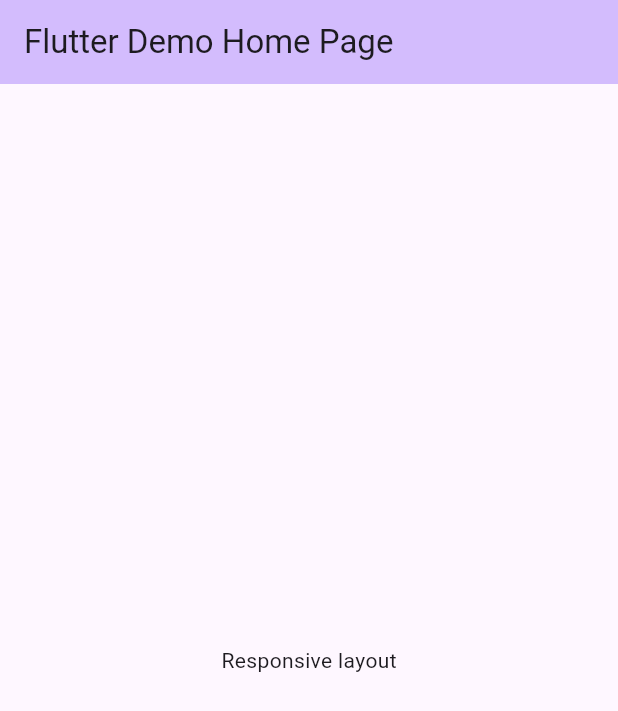
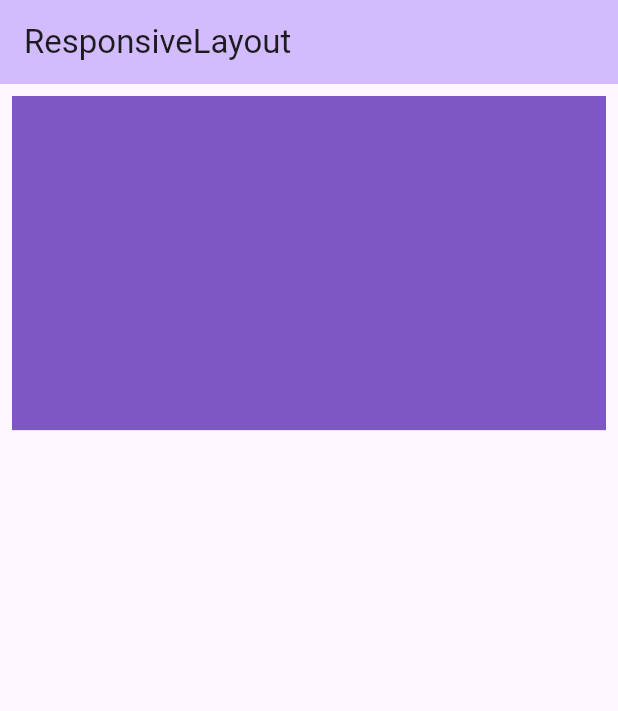
Before and after one commit to roxshivamsingh/flutter-responsive-layout, a Flutter app: the screen it shows after launch, on a phone screen of 412 x 824 dp. Shown: the top 711 px of the screen. Run offline on Flutter 3.47's test engine with Material 3 defaults, Android fonts, the phone set to English and light mode, and no system bars.

Commit message:
FIXED: Flutter > App - responsive layout widget;

```diff
--- a/lib/main.dart
+++ b/lib/main.dart
@@ -30,7 +30,7 @@
         // tested with just a hot reload.
         colorScheme: ColorScheme.fromSeed(seedColor: Colors.deepPurple),
       ),
-      home: const MyHomePage(title: 'Flutter Demo Home Page'),
+      home: const MyHomePage(title: 'ResponsiveLayout'),
     );
   }
 }
@@ -54,27 +54,9 @@
 }
 
 class _MyHomePageState extends State<MyHomePage> {
-  int _counter = 0;
-
-  void _incrementCounter() {
-    setState(() {
-      // This call to setState tells the Flutter framework that something has
-      // changed in this State, which causes it to rerun the build method below
-      // so that the display can reflect the updated values. If we changed
-      // _counter without calling setState(), then the build method would not be
-      // called again, and so nothing would appear to happen.
-      _counter++;
-    });
-  }
 
   @override
   Widget build(BuildContext context) {
-    // This method is rerun every time setState is called, for instance as done
-    // by the _incrementCounter method above.
-    //
-    // The Flutter framework has been optimized to make rerunning build methods
-    // fast, so that you can just rebuild anything that needs updating rather
-    // than having to individually change instances of widgets.
     return Scaffold(
       appBar: AppBar(
         // TRY THIS: Try changing the color here to a specific color (to
@@ -85,10 +67,17 @@
         // the App.build method, and use it to set our appbar title.
         title: Text(widget.title),
       ),
-      body: Center(
-        // Center is a layout widget. It takes a single child and positions it
-        // in the middle of the parent.
-        child:Text('Responsive layout')
+      body: Column(
+        children: [
+          Padding(padding: EdgeInsets.all(8.0),
+          child: AspectRatio(aspectRatio: 16/9,
+          child: Container(
+            height: 250,
+            color: Colors.deepPurple[400],
+          )
+          )
+          ),
+        ],
       ),
        // This trailing comma makes auto-formatting nicer for build methods.
     );
```
